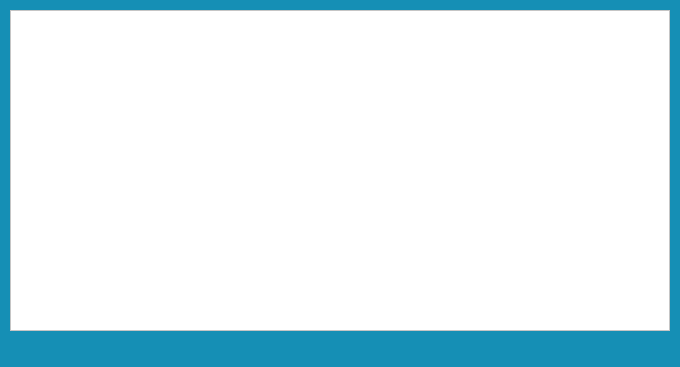
Above: pyschool/interface/homeProfessor.ui from IanLuan/PySchool before the change. Below: the same form after it.
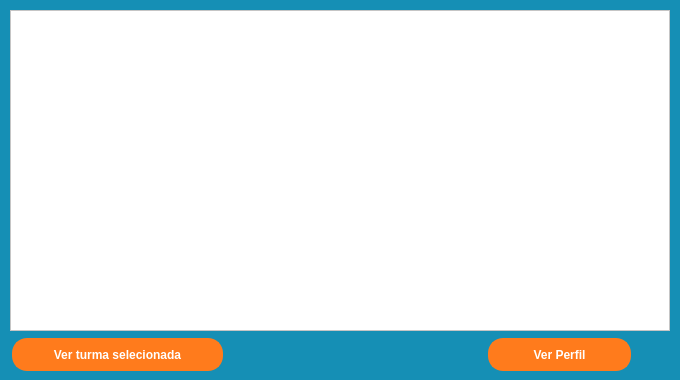
That is the form after the change. Icons and pictures are not drawn.

```diff
--- a/pyschool/interface/homeProfessor.ui
+++ b/pyschool/interface/homeProfessor.ui
@@ -7,7 +7,7 @@
     <x>0</x>
     <y>0</y>
     <width>680</width>
-    <height>367</height>
+    <height>380</height>
    </rect>
   </property>
   <property name="sizePolicy">
@@ -19,13 +19,13 @@
   <property name="minimumSize">
    <size>
     <width>680</width>
-    <height>200</height>
+    <height>380</height>
    </size>
   </property>
   <property name="maximumSize">
    <size>
     <width>680</width>
-    <height>400</height>
+    <height>380</height>
    </size>
   </property>
   <property name="windowTitle">
@@ -41,7 +41,7 @@
     <property name="geometry">
      <rect>
       <x>638</x>
-      <y>332</y>
+      <y>338</y>
       <width>32</width>
       <height>32</height>
      </rect>
@@ -126,6 +126,90 @@
      <number>100</number>
     </attribute>
    </widget>
+   <widget class="QPushButton" name="btnTurmas">
+    <property name="geometry">
+     <rect>
+      <x>12</x>
+      <y>338</y>
+      <width>211</width>
+      <height>33</height>
+     </rect>
+    </property>
+    <property name="sizePolicy">
+     <sizepolicy hsizetype="Maximum" vsizetype="Expanding">
+      <horstretch>0</horstretch>
+      <verstretch>0</verstretch>
+     </sizepolicy>
+    </property>
+    <property name="font">
+     <font>
+      <weight>75</weight>
+      <bold>true</bold>
+     </font>
+    </property>
+    <property name="focusPolicy">
+     <enum>Qt::StrongFocus</enum>
+    </property>
+    <property name="layoutDirection">
+     <enum>Qt::LeftToRight</enum>
+    </property>
+    <property name="styleSheet">
+     <string notr="true">border: 2px solid rgb(255, 123, 28);;
+border-radius: 15px;
+background-color: rgb(255, 123, 28);
+color: #fff;
+</string>
+    </property>
+    <property name="text">
+     <string>Ver turma selecionada</string>
+    </property>
+    <property name="icon">
+     <iconset>
+      <normaloff>icons/turma.png</normaloff>icons/turma.png</iconset>
+    </property>
+   </widget>
+   <widget class="QPushButton" name="btnPerfil">
+    <property name="geometry">
+     <rect>
+      <x>488</x>
+      <y>338</y>
+      <width>143</width>
+      <height>33</height>
+     </rect>
+    </property>
+    <property name="sizePolicy">
+     <sizepolicy hsizetype="Maximum" vsizetype="Expanding">
+      <horstretch>0</horstretch>
+      <verstretch>0</verstretch>
+     </sizepolicy>
+    </property>
+    <property name="font">
+     <font>
+      <weight>75</weight>
+      <bold>true</bold>
+     </font>
+    </property>
+    <property name="focusPolicy">
+     <enum>Qt::StrongFocus</enum>
+    </property>
+    <property name="layoutDirection">
+     <enum>Qt::LeftToRight</enum>
+    </property>
+    <property name="styleSheet">
+     <string notr="true">border: 2px solid rgb(255, 123, 28);;
+border-radius: 15px;
+background-color: rgb(255, 123, 28);
+color: #fff;
+</string>
+    </property>
+    <property name="text">
+     <string>Ver Perfil</string>
+    </property>
+    <property name="icon">
+     <iconset>
+      <normaloff>icons/person.png</normaloff>icons/person.png</iconset>
+    </property>
+   </widget>
   </widget>
  </widget>
  <resources/>
```
Left out of the diff: 10 changed lines with no effect on the pictures.
